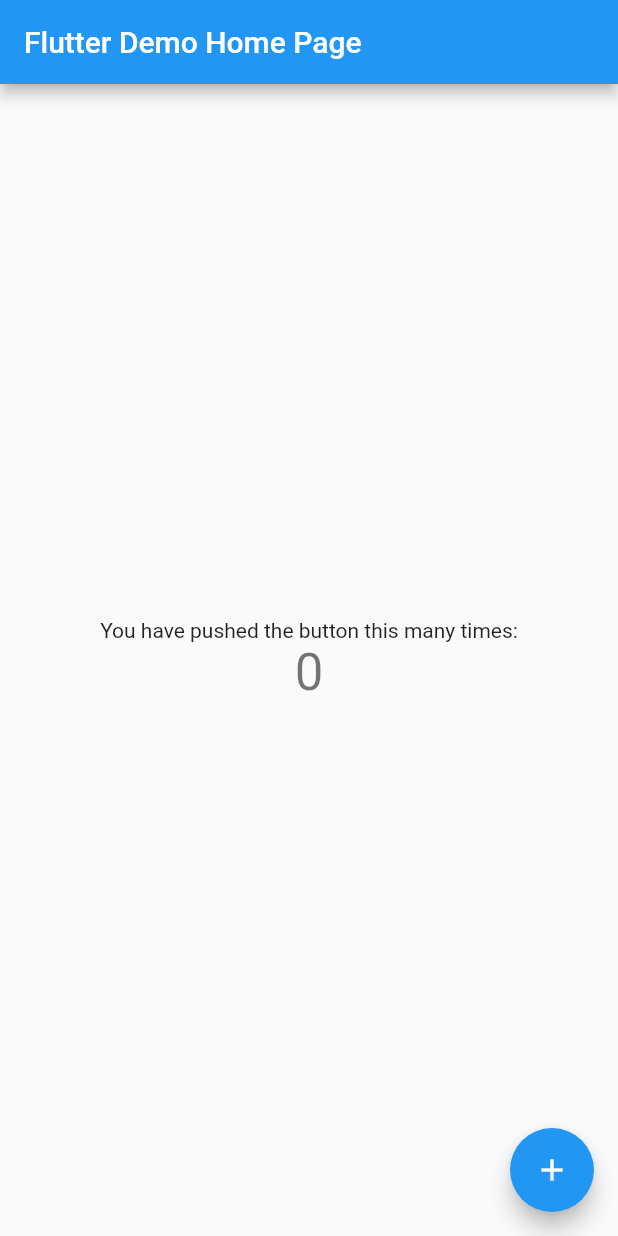
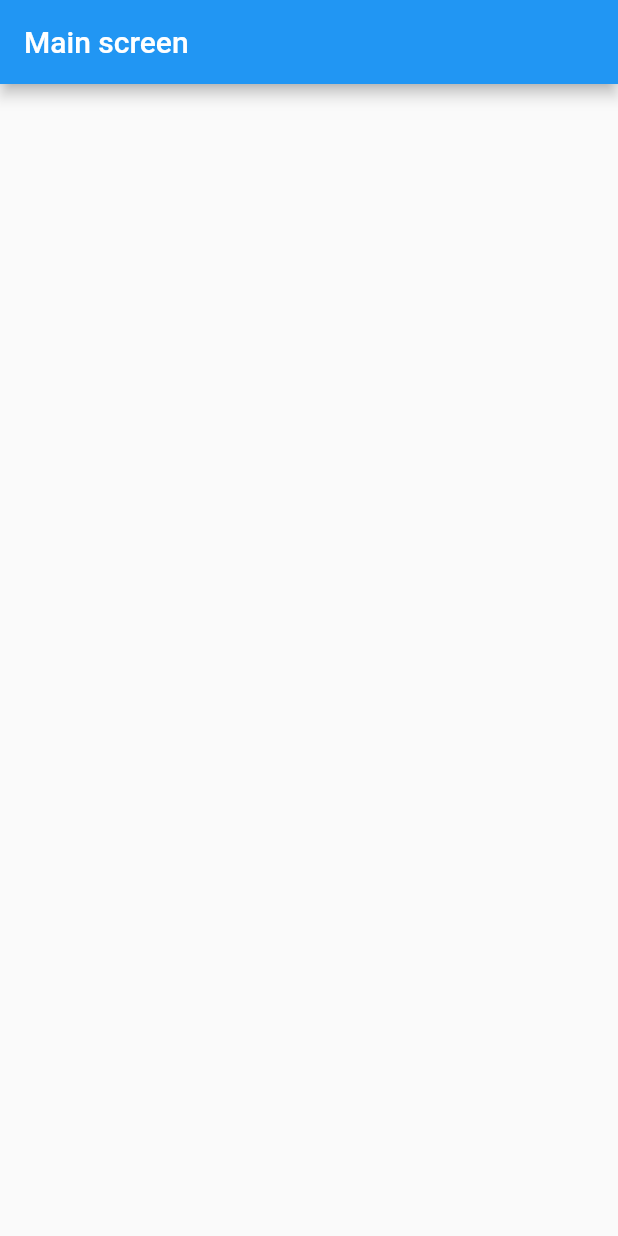
Before and after one commit to RaphAlemoh/uber_clone_app, a Flutter app: the screen it shows after launch, on a phone screen of 412 x 824 dp. Run offline on Flutter 3.47's test engine with Material 2 defaults, Android fonts, the phone set to English and light mode, and no system bars.

```diff
--- a/lib/main.dart
+++ b/lib/main.dart
@@ -1,113 +1,21 @@
 import 'package:flutter/material.dart';
+import 'package:uber_clone_app/ui/main_screen.dart';
 
 void main() {
   runApp(MyApp());
 }
 
 class MyApp extends StatelessWidget {
-  // This widget is the root of your application.
   @override
   Widget build(BuildContext context) {
     return MaterialApp(
       title: 'Flutter Demo',
       theme: ThemeData(
-        // This is the theme of your application.
-        //
-        // Try running your application with "flutter run". You'll see the
-        // application has a blue toolbar. Then, without quitting the app, try
-        // changing the primarySwatch below to Colors.green and then invoke
-        // "hot reload" (press "r" in the console where you ran "flutter run",
-        // or simply save your changes to "hot reload" in a Flutter IDE).
-        // Notice that the counter didn't reset back to zero; the application
-        // is not restarted.
         primarySwatch: Colors.blue,
+        visualDensity: VisualDensity.adaptivePlatformDensity,
       ),
-      home: MyHomePage(title: 'Flutter Demo Home Page'),
+      home: MainScreen(),
+      debugShowCheckedModeBanner: false,
     );
   }
 }
-
-class MyHomePage extends StatefulWidget {
-  MyHomePage({Key key, this.title}) : super(key: key);
-
-  // This widget is the home page of your application. It is stateful, meaning
-  // that it has a State object (defined below) that contains fields that affect
-  // how it looks.
-
-  // This class is the configuration for the state. It holds the values (in this
-  // case the title) provided by the parent (in this case the App widget) and
-  // used by the build method of the State. Fields in a Widget subclass are
-  // always marked "final".
-
-  final String title;
-
-  @override
-  _MyHomePageState createState() => _MyHomePageState();
-}
-
-class _MyHomePageState extends State<MyHomePage> {
-  int _counter = 0;
-
-  void _incrementCounter() {
-    setState(() {
-      // This call to setState tells the Flutter framework that something has
-      // changed in this State, which causes it to rerun the build method below
-      // so that the display can reflect the updated values. If we changed
-      // _counter without calling setState(), then the build method would not be
-      // called again, and so nothing would appear to happen.
-      _counter++;
-    });
-  }
-
-  @override
-  Widget build(BuildContext context) {
-    // This method is rerun every time setState is called, for instance as done
-    // by the _incrementCounter method above.
-    //
-    // The Flutter framework has been optimized to make rerunning build methods
-    // fast, so that you can just rebuild anything that needs updating rather
-    // than having to individually change instances of widgets.
-    return Scaffold(
-      appBar: AppBar(
-        // Here we take the value from the MyHomePage object that was created by
-        // the App.build method, and use it to set our appbar title.
-        title: Text(widget.title),
-      ),
-      body: Center(
-        // Center is a layout widget. It takes a single child and positions it
-        // in the middle of the parent.
-        child: Column(
-          // Column is also a layout widget. It takes a list of children and
-          // arranges them vertically. By default, it sizes itself to fit its
-          // children horizontally, and tries to be as tall as its parent.
-          //
-          // Invoke "debug painting" (press "p" in the console, choose the
-          // "Toggle Debug Paint" action from the Flutter Inspector in Android
-          // Studio, or the "Toggle Debug Paint" command in Visual Studio Code)
-          // to see the wireframe for each widget.
-          //
-          // Column has various properties to control how it sizes itself and
-          // how it positions its children. Here we use mainAxisAlignment to
-          // center the children vertically; the main axis here is the vertical
-          // axis because Columns are vertical (the cross axis would be
-          // horizontal).
-          mainAxisAlignment: MainAxisAlignment.center,
-          children: <Widget>[
-            Text(
-              'You have pushed the button this many times:',
-            ),
-            Text(
-              '$_counter',
-              style: Theme.of(context).textTheme.headline4,
-            ),
-          ],
-        ),
-      ),
-      floatingActionButton: FloatingActionButton(
-        onPressed: _incrementCounter,
-        tooltip: 'Increment',
-        child: Icon(Icons.add),
-      ), // This trailing comma makes auto-formatting nicer for build methods.
-    );
-  }
-}
--- /dev/null
+++ b/lib/ui/main_screen.dart
@@ -0,0 +1,17 @@
+import 'package:flutter/material.dart';
+
+class MainScreen extends StatefulWidget {
+  @override
+  _MainScreenState createState() => _MainScreenState();
+}
+
+class _MainScreenState extends State<MainScreen> {
+  @override
+  Widget build(BuildContext context) {
+    return Scaffold(
+      appBar: AppBar(
+        title: Text('Main screen'),
+      ),
+    );
+  }
+}
--- a/pubspec.yaml
+++ b/pubspec.yaml
@@ -28,6 +28,9 @@
   # The following adds the Cupertino Icons font to your application.
   # Use with the CupertinoIcons class for iOS style icons.
   cupertino_icons: ^1.0.2
+  firebase_core: ^1.1.0
+  firebase_auth: ^1.1.3
+  firebase_database: ^6.1.2
 
 dev_dependencies:
   flutter_test:
```
Also changed, not shown: pubspec.lock, 3 other files.
